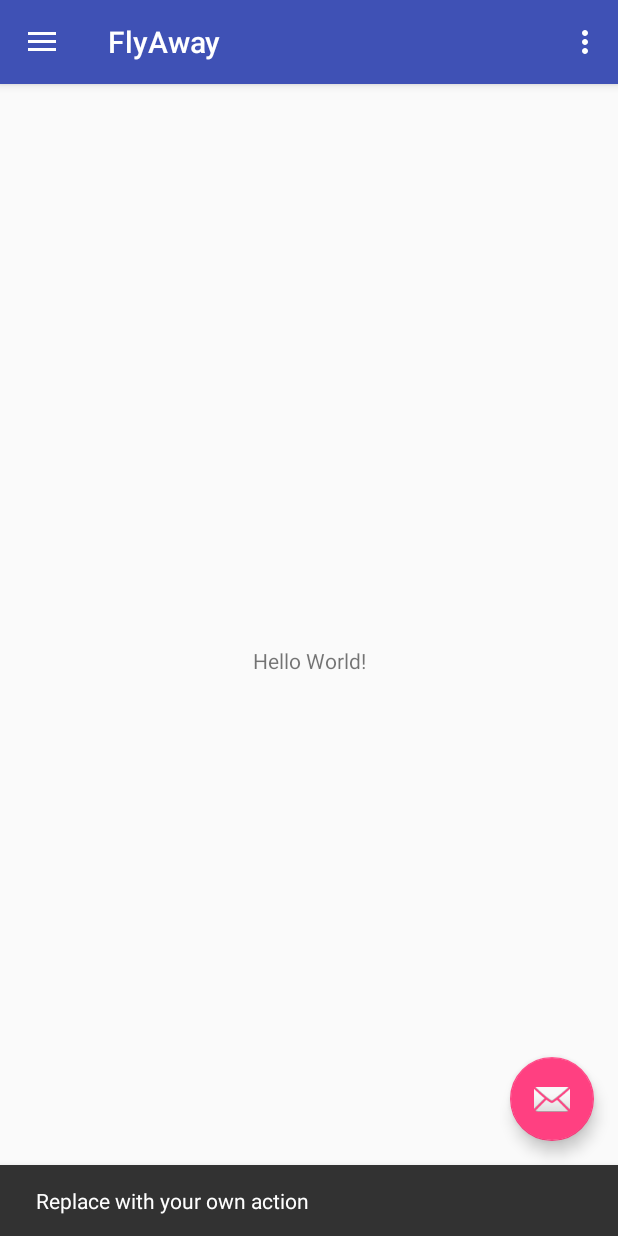
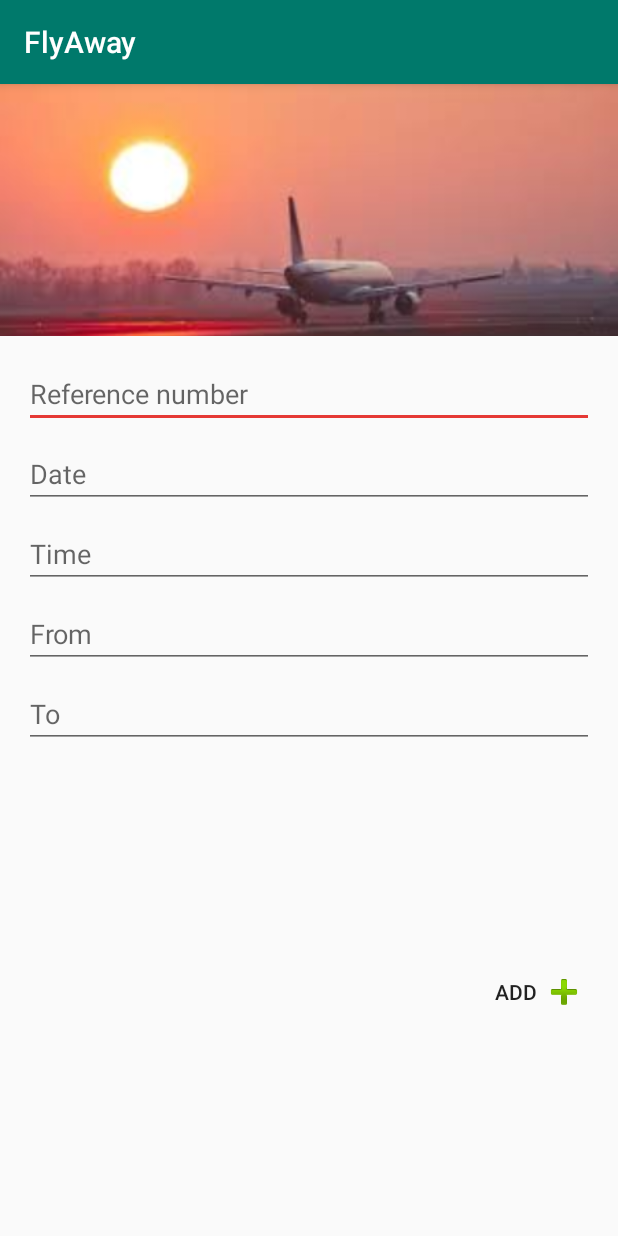
Before and after one commit to Sashen943/Fly-Away, an Android app: the screen it shows after launch (FlightList before the commit, AddFlight after it), after a tap on an icon or button, on a phone screen of 412 x 824 dp. Run offline under Robolectric (Android 15) with nearby library versions, the light colour scheme and no system bars.

Commit message:
Project setup complete

```diff
--- /dev/null
+++ b/app/src/main/java/za/co/dvt/spillay/flyaway/ViewModel/AddFlight/presentation/AddFlight/AddFlight.java
@@ -0,0 +1,17 @@
+package za.co.dvt.spillay.flyaway.ViewModel.AddFlight.presentation.AddFlight;
+
+import android.support.v7.app.AppCompatActivity;
+import android.os.Bundle;
+
+import za.co.dvt.spillay.flyaway.R;
+
+public class AddFlight extends AppCompatActivity
+{
+
+    @Override
+    protected void onCreate(Bundle savedInstanceState)
+    {
+        super.onCreate(savedInstanceState);
+        setContentView(R.layout.activity_add_flight);
+    }
+}
--- a/app/src/main/java/za/co/dvt/spillay/flyaway/FlightList.java
+++ b/app/src/main/java/za/co/dvt/spillay/flyaway/ViewModel/AddFlight/presentation/FlightList/FlightList.java
@@ -1,9 +1,8 @@
-package za.co.dvt.spillay.flyaway;
+package za.co.dvt.spillay.flyaway.ViewModel.AddFlight.presentation.FlightList;
 
+import android.content.Intent;
 import android.os.Bundle;
 import android.support.design.widget.FloatingActionButton;
-import android.support.design.widget.Snackbar;
-import android.view.View;
 import android.support.design.widget.NavigationView;
 import android.support.v4.view.GravityCompat;
 import android.support.v4.widget.DrawerLayout;
@@ -12,6 +11,10 @@ import android.support.v7.app.AppCompatActivity;
 import android.support.v7.widget.Toolbar;
 import android.view.Menu;
 import android.view.MenuItem;
+import android.view.View;
+
+import za.co.dvt.spillay.flyaway.R;
+import za.co.dvt.spillay.flyaway.ViewModel.AddFlight.presentation.AddFlight.AddFlight;
 
 public class FlightList extends AppCompatActivity
         implements NavigationView.OnNavigationItemSelectedListener {
@@ -27,8 +30,8 @@ public class FlightList extends AppCompatActivity
         fab.setOnClickListener(new View.OnClickListener() {
             @Override
             public void onClick(View view) {
-                Snackbar.make(view, "Replace with your own action", Snackbar.LENGTH_LONG)
-                        .setAction("Action", null).show();
+                Intent intent = new Intent(FlightList.this, AddFlight.class);
+                startActivity(intent);
             }
         });
 
--- /dev/null
+++ b/app/src/main/res/layout/activity_add_flight.xml
@@ -0,0 +1,103 @@
+<?xml version="1.0" encoding="utf-8"?>
+<android.support.constraint.ConstraintLayout xmlns:android="http://schemas.android.com/apk/res/android"
+    xmlns:app="http://schemas.android.com/apk/res-auto"
+    xmlns:tools="http://schemas.android.com/tools"
+    android:layout_width="match_parent"
+    android:layout_height="match_parent"
+    tools:context=".ViewModel.AddFlight.presentation.AddFlight.AddFlight">
+
+    <ImageView
+        android:id="@+id/imageView2"
+        android:layout_width="0dp"
+        android:layout_height="wrap_content"
+        android:scaleType="centerCrop"
+        app:layout_constraintEnd_toEndOf="parent"
+        app:layout_constraintStart_toStartOf="parent"
+        app:layout_constraintTop_toTopOf="parent"
+        app:srcCompat="@drawable/plane_landing" />
+
+    <EditText
+        android:id="@+id/txt_flight_reference_number"
+        android:layout_width="0dp"
+        android:layout_height="wrap_content"
+        android:layout_marginEnd="16dp"
+        android:layout_marginStart="16dp"
+        android:layout_marginTop="16dp"
+        android:ems="10"
+        android:hint="Reference number"
+        android:inputType="textPersonName"
+        app:layout_constraintEnd_toEndOf="parent"
+        app:layout_constraintStart_toStartOf="parent"
+        app:layout_constraintTop_toBottomOf="@+id/imageView2" />
+
+    <EditText
+        android:id="@+id/txt_flight_date"
+        android:layout_width="0dp"
+        android:layout_height="wrap_content"
+        android:layout_marginEnd="16dp"
+        android:layout_marginStart="16dp"
+        android:layout_marginTop="8dp"
+        android:ems="10"
+        android:hint="Date"
+        android:inputType="date"
+        app:layout_constraintEnd_toEndOf="parent"
+        app:layout_constraintStart_toStartOf="parent"
+        app:layout_constraintTop_toBottomOf="@+id/txt_flight_reference_number" />
+
+    <EditText
+        android:id="@+id/txt_flight_time"
+        android:layout_width="0dp"
+        android:layout_height="wrap_content"
+        android:layout_marginEnd="16dp"
+        android:layout_marginStart="16dp"
+        android:layout_marginTop="8dp"
+        android:ems="10"
+        android:hint="Time"
+        android:inputType="time"
+        app:layout_constraintEnd_toEndOf="parent"
+        app:layout_constraintStart_toStartOf="parent"
+        app:layout_constraintTop_toBottomOf="@+id/txt_flight_date" />
+
+    <EditText
+        android:id="@+id/txt_flight_from"
+        android:layout_width="0dp"
+        android:layout_height="wrap_content"
+        android:layout_marginEnd="16dp"
+        android:layout_marginStart="16dp"
+        android:layout_marginTop="8dp"
+        android:ems="10"
+        android:hint="From"
+        android:inputType="text"
+        app:layout_constraintEnd_toEndOf="parent"
+        app:layout_constraintStart_toStartOf="parent"
+        app:layout_constraintTop_toBottomOf="@+id/txt_flight_time" />
+
+    <EditText
+        android:id="@+id/editText5"
+        android:layout_width="0dp"
+        android:layout_height="wrap_content"
+        android:layout_marginEnd="16dp"
+        android:layout_marginStart="16dp"
+        android:layout_marginTop="8dp"
+        android:ems="10"
+        android:hint="To"
+        android:inputType="text"
+        app:layout_constraintEnd_toEndOf="parent"
+        app:layout_constraintStart_toStartOf="parent"
+        app:layout_constraintTop_toBottomOf="@+id/txt_flight_from" />
+
+    <Button
+        android:id="@+id/btn_add"
+        style="@style/Widget.AppCompat.Button.Borderless"
+        android:layout_width="wrap_content"
+        android:layout_height="wrap_content"
+        android:layout_marginBottom="8dp"
+        android:layout_marginEnd="8dp"
+        android:layout_marginTop="8dp"
+        android:drawableRight="@android:drawable/ic_input_add"
+        android:text="Add"
+        app:layout_constraintBottom_toBottomOf="parent"
+        app:layout_constraintEnd_toEndOf="parent"
+        app:layout_constraintTop_toBottomOf="@+id/editText5" />
+
+</android.support.constraint.ConstraintLayout>
--- a/app/src/main/res/layout/app_bar_flight_list.xml
+++ b/app/src/main/res/layout/app_bar_flight_list.xml
@@ -5,7 +5,7 @@
     xmlns:tools="http://schemas.android.com/tools"
     android:layout_width="match_parent"
     android:layout_height="match_parent"
-    tools:context="za.co.dvt.spillay.flyaway.FlightList">
+    tools:context=".ViewModel.AddFlight.presentation.FlightList.FlightList">
 
     <android.support.design.widget.AppBarLayout
         android:layout_height="wrap_content"
--- a/app/src/main/res/layout/content_flight_list.xml
+++ b/app/src/main/res/layout/content_flight_list.xml
@@ -7,15 +7,18 @@
     android:layout_height="match_parent"
     app:layout_behavior="@string/appbar_scrolling_view_behavior"
     tools:showIn="@layout/app_bar_flight_list"
-    tools:context="za.co.dvt.spillay.flyaway.FlightList">
+    tools:context=".ViewModel.AddFlight.presentation.FlightList.FlightList">
 
-    <TextView
-        android:layout_width="wrap_content"
-        android:layout_height="wrap_content"
-        android:text="Hello World!"
+    <android.support.v7.widget.RecyclerView
+        android:layout_width="0dp"
+        android:layout_height="0dp"
+        android:layout_marginBottom="10dp"
+        android:layout_marginEnd="10dp"
+        android:layout_marginStart="10dp"
+        android:layout_marginTop="10dp"
         app:layout_constraintBottom_toBottomOf="parent"
-        app:layout_constraintLeft_toLeftOf="parent"
-        app:layout_constraintRight_toRightOf="parent"
-        app:layout_constraintTop_toTopOf="parent" />
-
+        app:layout_constraintEnd_toEndOf="parent"
+        app:layout_constraintStart_toStartOf="parent"
+        app:layout_constraintTop_toTopOf="parent"
+        tools:listitem="@layout/list_item" />
 </android.support.constraint.ConstraintLayout>
--- a/app/src/main/res/values/colors.xml
+++ b/app/src/main/res/values/colors.xml
@@ -1,6 +1,6 @@
 <?xml version="1.0" encoding="utf-8"?>
 <resources>
-    <color name="colorPrimary">#3F51B5</color>
-    <color name="colorPrimaryDark">#303F9F</color>
-    <color name="colorAccent">#FF4081</color>
+    <color name="colorPrimary">#00796b</color>
+    <color name="colorPrimaryDark">#00695c</color>
+    <color name="colorAccent">#e53935</color>
 </resources>
```
Also changed, not shown: app/build.gradle (+8 -1 lines), app/src/main/AndroidManifest.xml (+5 -4 lines), app/src/main/java/za/co/dvt/spillay/flyaway/ViewModel/AddFlight/repository/FlightRepository.java (added, +9 -0 lines), app/src/main/java/za/co/dvt/spillay/flyaway/database/Flight.java (added, +8 -0 lines), app/src/main/java/za/co/dvt/spillay/flyaway/database/FlightDatabase.java (added, +8 -0 lines), app/src/main/java/za/co/dvt/spillay/flyaway/repository/FlightRepository.java (added, +21 -0 lines), app/src/main/java/za/co/dvt/spillay/flyaway/repository/FlightRepositoryImp.java (added, +8 -0 lines), app/src/main/res/layout/list_item.xml (added, +108 -0 lines), app/src/main/res/drawable/horizontal_plane_icon.jpg (added), app/src/main/res/drawable/plane_icon.png (added), app/src/main/res/drawable/plane_landing.jpg (added).
